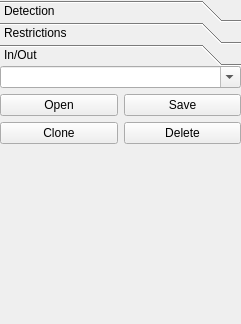
This is lib/ui/tab_featuresUi.ui in wonkoderverstaendige/Spotter as Qt 5 draws it before an edit. The edited form follows.
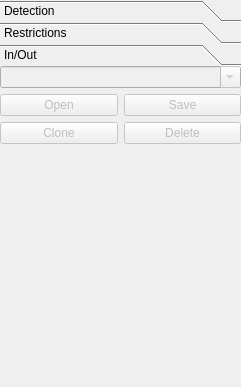
This is the edited form. The open tabs and pages were chosen to show the change.

```diff
--- a/lib/ui/tab_featuresUi.ui
+++ b/lib/ui/tab_featuresUi.ui
@@ -7,7 +7,7 @@
     <x>0</x>
     <y>0</y>
     <width>241</width>
-    <height>324</height>
+    <height>387</height>
    </rect>
   </property>
   <property name="windowTitle">
@@ -504,7 +504,7 @@
           <x>0</x>
           <y>0</y>
           <width>239</width>
-          <height>259</height>
+          <height>322</height>
          </rect>
         </property>
         <attribute name="label">
@@ -518,6 +518,9 @@
           <layout class="QGridLayout" name="gridLayout_9">
            <item row="1" column="1">
             <widget class="QPushButton" name="pushButton_12">
+             <property name="enabled">
+              <bool>false</bool>
+             </property>
              <property name="text">
               <string>Save</string>
              </property>
@@ -525,6 +528,9 @@
            </item>
            <item row="2" column="1">
             <widget class="QPushButton" name="pushButton_13">
+             <property name="enabled">
+              <bool>false</bool>
+             </property>
              <property name="text">
               <string>Delete</string>
              </property>
@@ -532,6 +538,9 @@
            </item>
            <item row="2" column="0">
             <widget class="QPushButton" name="pushButton_14">
+             <property name="enabled">
+              <bool>false</bool>
+             </property>
              <property name="text">
               <string>Clone</string>
              </property>
@@ -539,6 +548,9 @@
            </item>
            <item row="1" column="0">
             <widget class="QPushButton" name="pushButton_15">
+             <property name="enabled">
+              <bool>false</bool>
+             </property>
              <property name="text">
               <string>Open</string>
              </property>
@@ -546,6 +558,9 @@
            </item>
            <item row="0" column="0" colspan="2">
             <widget class="QComboBox" name="combo_label">
+             <property name="enabled">
+              <bool>false</bool>
+             </property>
              <property name="editable">
               <bool>true</bool>
              </property>
```
Left out of the diff: 4 changed lines with no effect on the pictures.
